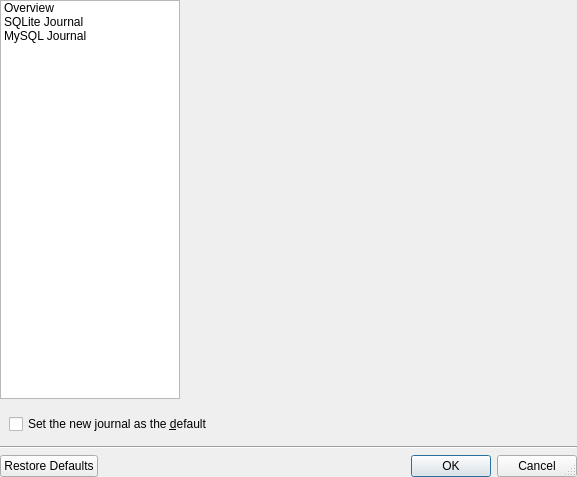
This is ui/newjournalcreator.ui in pwizard2/robojournal as Qt 5 draws it before an edit. The edited form follows.
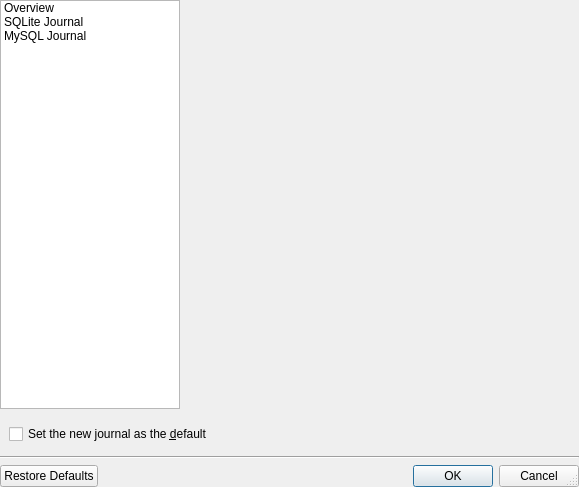
This is the edited form. Icons and pictures are not drawn.

Commit message: Fixed sizing problems on NewJournalCreator window

Patch:
```diff
--- a/ui/newjournalcreator.ui
+++ b/ui/newjournalcreator.ui
@@ -6,8 +6,8 @@
    <rect>
     <x>0</x>
     <y>0</y>
-    <width>577</width>
-    <height>477</height>
+    <width>579</width>
+    <height>487</height>
    </rect>
   </property>
   <property name="windowTitle">
@@ -103,8 +103,8 @@
          <rect>
           <x>0</x>
           <y>0</y>
-          <width>389</width>
-          <height>392</height>
+          <width>391</width>
+          <height>394</height>
          </rect>
         </property>
        </widget>
```
Left out of the diff: 11 changed lines with no effect on the pictures. The commit also changes 3 other files.
